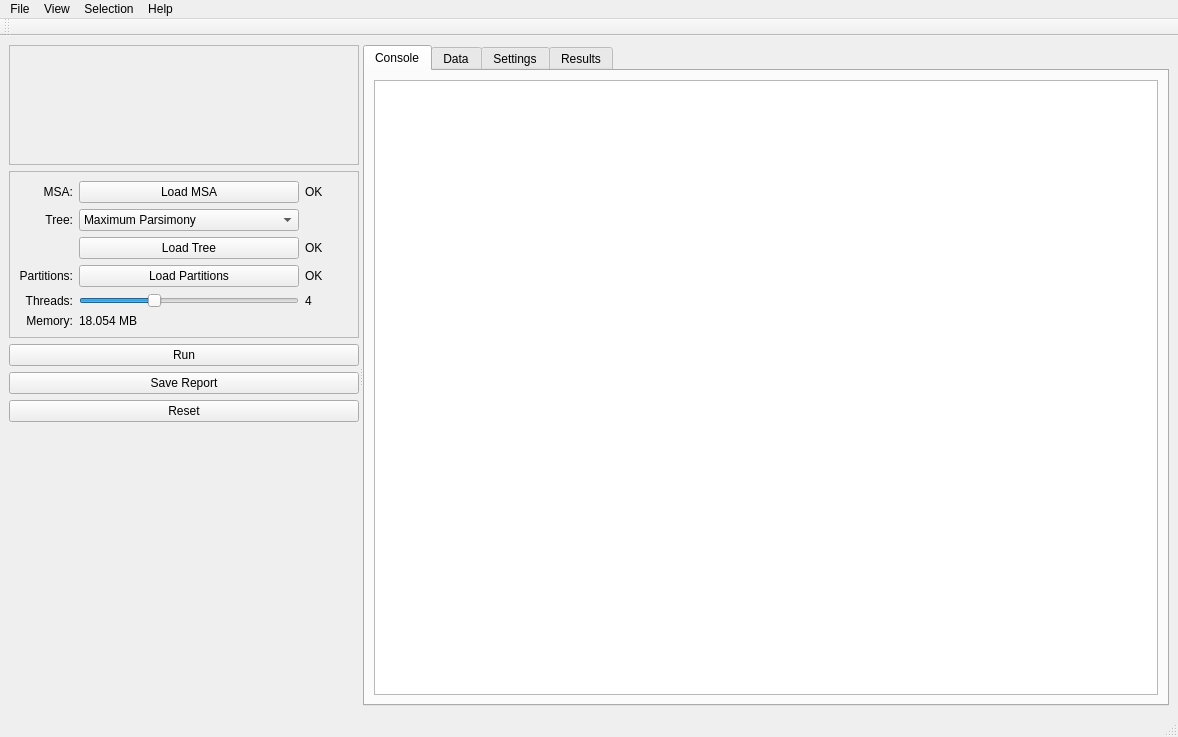
ddarriba/modeltest, file src/gui2/xmodeltestfancy.ui: the form before one commit.
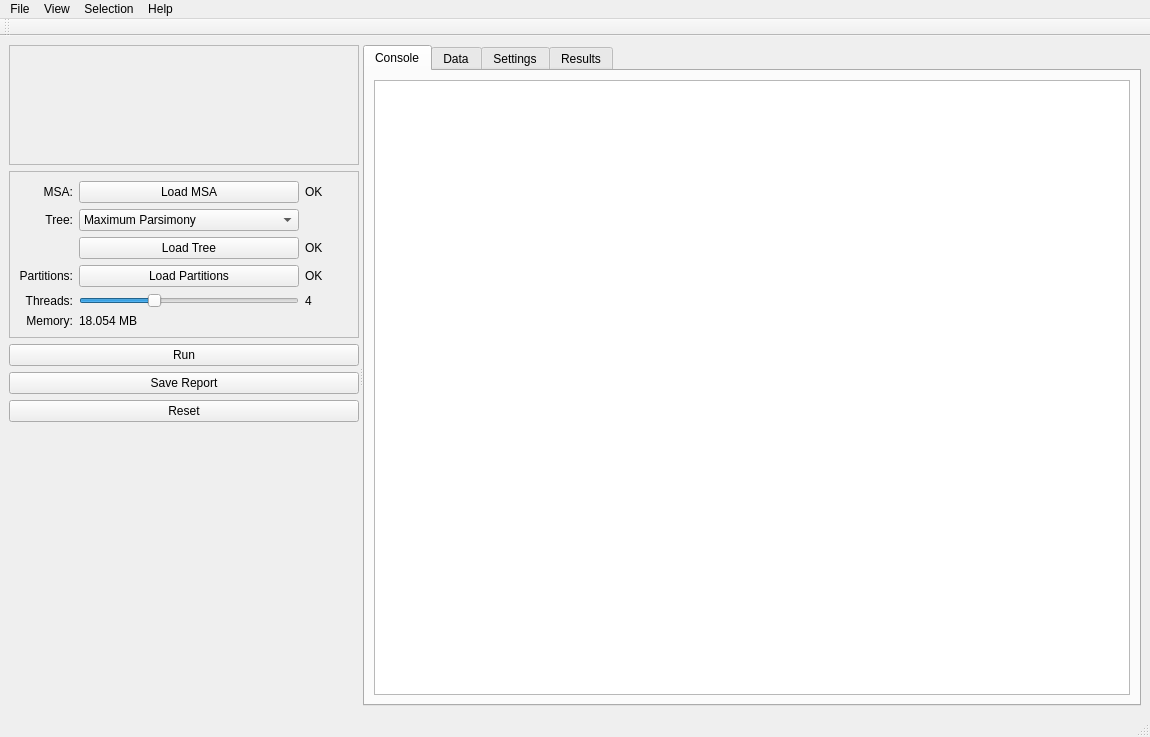
The form after the commit. The open tabs and pages were chosen to show the change. Icons and pictures are not drawn.

The edit to the form file:
```diff
--- a/src/gui2/xmodeltestfancy.ui
+++ b/src/gui2/xmodeltestfancy.ui
@@ -7,7 +7,7 @@
    <rect>
     <x>0</x>
     <y>0</y>
-    <width>1178</width>
+    <width>1150</width>
     <height>737</height>
    </rect>
   </property>
@@ -388,14 +388,29 @@
            <layout class="QVBoxLayout" name="verticalLayout_4">
             <item>
              <widget class="QTextBrowser" name="consoleRun">
+              <property name="minimumSize">
+               <size>
+                <width>736</width>
+                <height>0</height>
+               </size>
+              </property>
               <property name="font">
                <font>
-                <family>FreeMono</family>
+                <family>Courier 10 Pitch</family>
+                <weight>50</weight>
+                <bold>false</bold>
                </font>
               </property>
               <property name="cursor" stdset="0">
                <cursorShape>IBeamCursor</cursorShape>
               </property>
+              <property name="html">
+               <string>&lt;!DOCTYPE HTML PUBLIC &quot;-//W3C//DTD HTML 4.0//EN&quot; &quot;http://www.w3.org/TR/REC-html40/strict.dtd&quot;&gt;
+&lt;html&gt;&lt;head&gt;&lt;meta name=&quot;qrichtext&quot; content=&quot;1&quot; /&gt;&lt;style type=&quot;text/css&quot;&gt;
+p, li { white-space: pre-wrap; }
+&lt;/style&gt;&lt;/head&gt;&lt;body style=&quot; font-family:'Courier 10 Pitch'; font-size:11pt; font-weight:400; font-style:normal;&quot;&gt;
+&lt;p style=&quot;-qt-paragraph-type:empty; margin-top:0px; margin-bottom:0px; margin-left:0px; margin-right:0px; -qt-block-indent:0; text-indent:0px;&quot;&gt;&lt;br /&gt;&lt;/p&gt;&lt;/body&gt;&lt;/html&gt;</string>
+              </property>
              </widget>
             </item>
            </layout>
@@ -3045,7 +3060,7 @@
     <rect>
      <x>0</x>
      <y>0</y>
-     <width>1178</width>
+     <width>1150</width>
      <height>25</height>
     </rect>
    </property>
```
Left out of the diff: 4 changed lines with no effect on the pictures.
